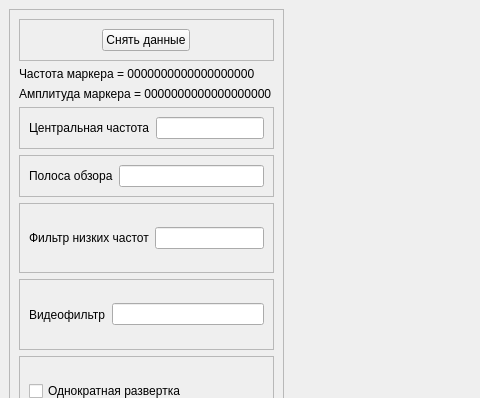
Before: the Qt Designer form KPA/Niir_razrb/izm.ui in Rokoker/School_for_Life, drawn with Qt 5; both pictures show x 0 to 480 and y 0 to 398 of the 756 by 515 pixel window.
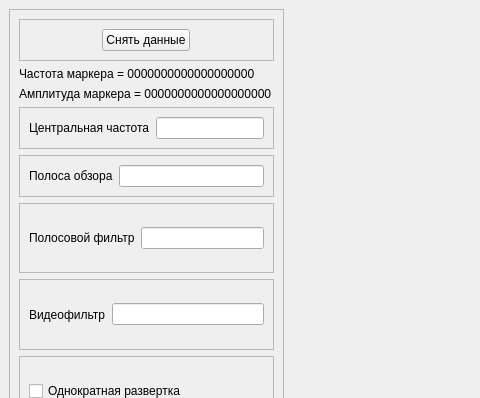
After: the same form once the commit is applied. Custom widgets are drawn as their Qt base class.

Patch:
```diff
--- a/KPA/Niir_razrb/izm.ui
+++ b/KPA/Niir_razrb/izm.ui
@@ -142,7 +142,7 @@
           <item>
            <widget class="QLabel" name="label_3">
             <property name="text">
-             <string>Фильтр низких частот</string>
+             <string>Полосовой фильтр</string>
             </property>
            </widget>
           </item>
```
